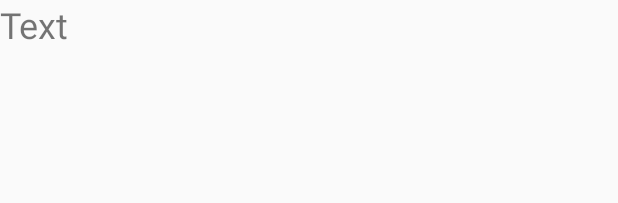
After one commit to phouthasak/CheckInApp, an Android app: the layout activity_profile.xml on its own in the app's theme, with its tools: preview values and no code run, on a phone screen of 412 x 824 dp. The commit adds this screen. Shown: the top 203 px of the screen. Run offline under Robolectric (Android 15) with nearby library versions, the phone set to English and light mode, and no system bars.

Commit message:
Added Profile base layout. Added ability to scan.

```diff
--- a/app/src/main/AndroidManifest.xml
+++ b/app/src/main/AndroidManifest.xml
@@ -21,6 +21,11 @@
                 <category android:name="android.intent.category.LAUNCHER" />
             </intent-filter>
         </activity>
+
+        <activity android:name=".activity.ProfileActivity"
+            android:theme="@style/FullScreenTheme"
+            >
+        </activity>
     </application>
 
 </manifest>
--- /dev/null
+++ b/app/src/main/res/layout/activity_profile.xml
@@ -0,0 +1,12 @@
+<?xml version="1.0" encoding="utf-8"?>
+<LinearLayout xmlns:android="http://schemas.android.com/apk/res/android"
+    android:orientation="vertical" android:layout_width="match_parent"
+    android:layout_height="match_parent">
+
+    <TextView
+        android:id="@+id/studentNumber"
+        android:layout_width="match_parent"
+        android:layout_height="wrap_content"
+        android:text="Text"
+        android:textSize="24sp" />
+</LinearLayout>
```
Also changed, not shown: app/src/main/java/checkinapp/ljff/com/checkinapp/activity/ProfileActivity.java (added, +24 -0 lines), app/src/main/java/checkinapp/ljff/com/checkinapp/fragment/CameraFragment.java (+12 -3 lines).
